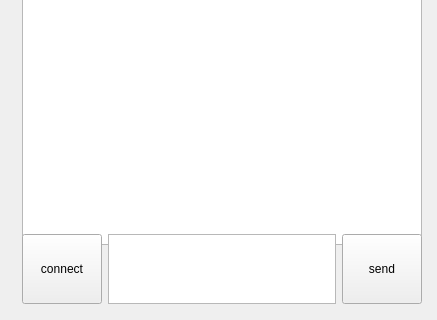
krdcl/USpeak, file USpeak/widget.ui: the form before one commit; both pictures show x 0 to 437 and y 281 to 601 of the 437 by 601 pixel window.
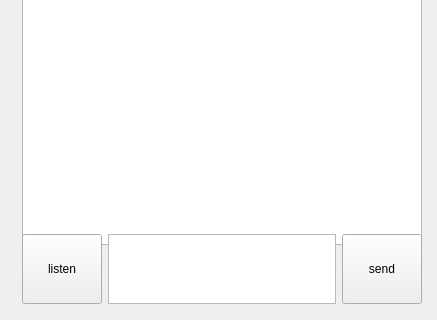
The form after the commit.

Diff of the .ui file:
```diff
--- a/USpeak/widget.ui
+++ b/USpeak/widget.ui
@@ -73,7 +73,7 @@
          </size>
         </property>
         <property name="text">
-         <string>connect</string>
+         <string>listen</string>
         </property>
        </widget>
       </item>
```
Left out of the diff: 2 changed lines with no effect on the pictures.
